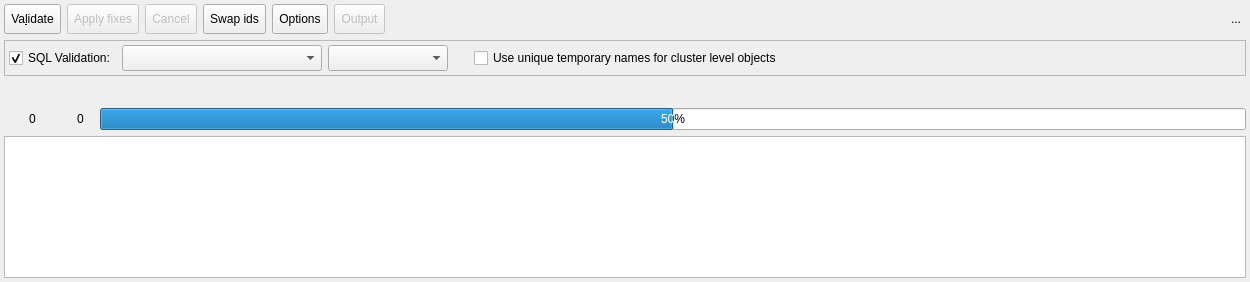
The window that libpgmodeler_ui/ui/modelvalidationwidget.ui (pgmodeler/pgmodeler) describes before a commit, drawn with Qt 5.
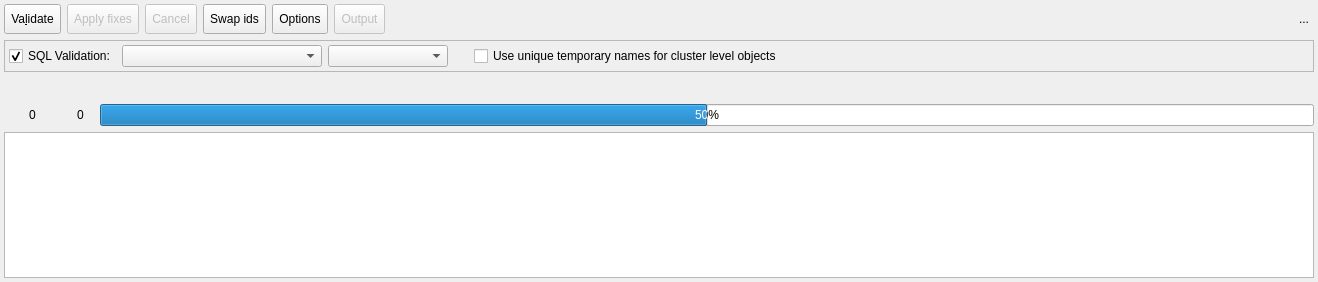
The same window after the commit. Icons and pictures are not drawn.

Diff of the .ui file:
```diff
--- a/libpgmodeler_ui/ui/modelvalidationwidget.ui
+++ b/libpgmodeler_ui/ui/modelvalidationwidget.ui
@@ -6,7 +6,7 @@
    <rect>
     <x>0</x>
     <y>0</y>
-    <width>1250</width>
+    <width>1318</width>
     <height>282</height>
    </rect>
   </property>
@@ -525,7 +525,7 @@
          <string>PostgreSQL version</string>
         </property>
         <property name="sizeAdjustPolicy">
-         <enum>QComboBox::AdjustToMinimumContentsLengthWithIcon</enum>
+         <enum>QComboBox::AdjustToContents</enum>
         </property>
         <property name="iconSize">
          <size>
@@ -591,7 +591,7 @@
          <string>Connection to be used in the SQL validation</string>
         </property>
         <property name="sizeAdjustPolicy">
-         <enum>QComboBox::AdjustToMinimumContentsLengthWithIcon</enum>
+         <enum>QComboBox::AdjustToContents</enum>
         </property>
         <property name="iconSize">
          <size>
```
